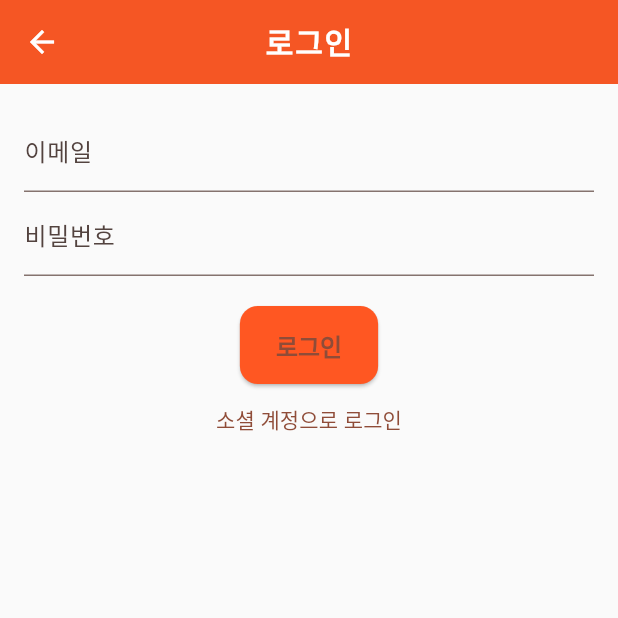
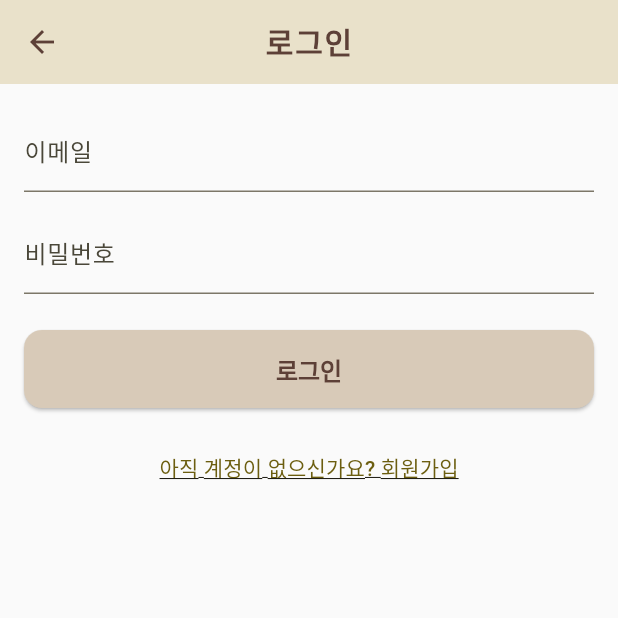
Before and after one commit to baqnngg/chungju_Hanip, a Flutter app: the screen it shows after launch, after a tap on "발견하기", on a phone screen of 412 x 824 dp, the top half of it. Run offline on Flutter 3.47's test engine with Material 3 defaults, Android fonts, the phone set to English and light mode, and no system bars; our stand-ins replace flutter_dotenv, supabase_flutter; accounts and stored records are empty; Roboto replaces fonts that are missing (NanumGothic).

```diff
--- a/flutter_project/lib/main.dart
+++ b/flutter_project/lib/main.dart
@@ -1,37 +1,59 @@
+import 'package:chungju_project/screens/home_screen.dart';
+import 'package:chungju_project/screens/signup_page.dart';
 import 'package:flutter/material.dart';
+import 'package:flutter_dotenv/flutter_dotenv.dart';
+import 'package:supabase_flutter/supabase_flutter.dart';
 import 'screens/splash_screen.dart';
+import 'screens/login_page.dart';
+import 'screens/start_page.dart';
 
-void main() => runApp(HanipChungjuApp());
+void main() async {
+  WidgetsFlutterBinding.ensureInitialized();
+  await dotenv.load();
+
+  await Supabase.initialize(
+    url: dotenv.env['SUPABASE_URL']!,
+    anonKey: dotenv.env['SUPABASE_ANON_KEY']!,
+  );
+
+  runApp(const HanipChungjuApp());
+}
 
 class HanipChungjuApp extends StatelessWidget {
+  const HanipChungjuApp({super.key});
+
   @override
   Widget build(BuildContext context) {
+    const beige = Color(0xFFF5EEDC);
+    const beigeDark = Color(0xFFD8CAB8);
+    const brownText = Color(0xFF5D4037);
+
     return MaterialApp(
       title: '한입충주',
       debugShowCheckedModeBanner: false,
       theme: ThemeData(
-        // 색상 팔레트 강화 - primarySwatch 대신 색상 세부 조정
         colorScheme: ColorScheme.fromSeed(
-          seedColor: Colors.deepOrange, // 진한 주황으로 포인트
+          seedColor: beige,
           brightness: Brightness.light,
         ),
-        scaffoldBackgroundColor: Colors.grey[50], // 너무 하얀색보다 부드럽게
-        fontFamily: 'NanumGothic', // 한국어 지원 좋은 폰트로 변경 (pubspec.yaml에 추가 필요)
+        scaffoldBackgroundColor: Colors.grey[50],
+        fontFamily: 'NanumGothic',
         appBarTheme: AppBarTheme(
-          backgroundColor: Colors.deepOrange,
+          backgroundColor: beige,
           elevation: 4,
           centerTitle: true,
           titleTextStyle: TextStyle(
             fontSize: 20,
             fontWeight: FontWeight.bold,
-            color: Colors.white,
+            color: brownText,
             letterSpacing: 1.2,
           ),
-          iconTheme: IconThemeData(color: Colors.white),
+          iconTheme: IconThemeData(color: brownText),
         ),
         elevatedButtonTheme: ElevatedButtonThemeData(
           style: ElevatedButton.styleFrom(
-            backgroundColor: Colors.deepOrange,
+            backgroundColor: beigeDark,
+            foregroundColor: brownText,
             shape: RoundedRectangleBorder(
               borderRadius: BorderRadius.circular(12),
             ),
@@ -40,12 +62,19 @@ class HanipChungjuApp extends StatelessWidget {
           ),
         ),
         textTheme: TextTheme(
-          titleLarge: TextStyle(color: Colors.deepOrange.shade700),
-          bodyMedium: TextStyle(color: Colors.grey[800], fontSize: 16),
+          titleLarge: TextStyle(color: brownText),
+          bodyMedium: TextStyle(color: Colors.grey.shade800, fontSize: 16),
         ),
         visualDensity: VisualDensity.adaptivePlatformDensity,
       ),
-      home: SplashScreen(),
+      initialRoute: '/',
+      routes: {
+        '/': (context) => SplashScreen(),
+        '/login': (context) => LoginPage(),
+        '/home': (context) => HomeScreen(),
+        '/signup': (context) => SignUpPage(),
+        '/Start_page': (context) => StartPage()
+      },
     );
   }
 }
--- a/flutter_project/lib/screens/home_screen.dart
+++ b/flutter_project/lib/screens/home_screen.dart
@@ -6,7 +6,10 @@ class HomeScreen extends StatelessWidget {
   @override
   Widget build(BuildContext context) {
     return Scaffold(
-      appBar: AppBar(title: Text('한입충주')),
+      appBar: AppBar(
+        title: Text('한입충주'),
+        automaticallyImplyLeading: false,
+      ),
       body: Column(
         children: [
           Padding(
--- /dev/null
+++ b/flutter_project/lib/screens/login_page.dart
@@ -0,0 +1,100 @@
+import 'package:flutter/material.dart';
+import 'package:supabase_flutter/supabase_flutter.dart';
+
+class LoginPage extends StatefulWidget {
+  const LoginPage({super.key});
+
+  @override
+  State<LoginPage> createState() => _LoginPageState();
+}
+
+class _LoginPageState extends State<LoginPage> {
+  final _emailController = TextEditingController();
+  final _passwordController = TextEditingController();
+
+  bool _loading = false;
+
+  Future<void> _login() async {
+    final email = _emailController.text.trim();
+    final password = _passwordController.text.trim();
+
+    setState(() => _loading = true);
+
+    try {
+      final response = await Supabase.instance.client.auth.signInWithPassword(
+        email: email,
+        password: password,
+      );
+
+      if (response.session != null) {
+        Navigator.pushReplacementNamed(context, '/home');
+      } else {
+        ScaffoldMessenger.of(context).showSnackBar(
+          const SnackBar(content: Text('로그인 실패')),
+        );
+      }
+    } on AuthException catch (e) {
+      ScaffoldMessenger.of(context).showSnackBar(
+        SnackBar(content: Text(e.message)),
+      );
+    } catch (_) {
+      ScaffoldMessenger.of(context).showSnackBar(
+        const SnackBar(content: Text('알 수 없는 오류')),
+      );
+    } finally {
+      setState(() => _loading = false);
+    }
+  }
+
+  @override
+  void dispose() {
+    _emailController.dispose();
+    _passwordController.dispose();
+    super.dispose();
+  }
+
+  @override
+  Widget build(BuildContext context) {
+    return Scaffold(
+      appBar: AppBar(title: const Text('로그인')),
+      body: Padding(
+        padding: const EdgeInsets.all(16),
+        child: Column(
+          crossAxisAlignment: CrossAxisAlignment.stretch,
+          children: [
+            TextField(
+              controller: _emailController,
+              decoration: const InputDecoration(labelText: '이메일'),
+              keyboardType: TextInputType.emailAddress,
+            ),
+            const SizedBox(height: 12),
+            TextField(
+              controller: _passwordController,
+              decoration: const InputDecoration(labelText: '비밀번호'),
+              obscureText: true,
+            ),
+            const SizedBox(height: 24),
+            _loading
+                ? const Center(child: CircularProgressIndicator())
+                : ElevatedButton(
+              onPressed: _login,
+              child: const Text('로그인'),
+            ),
+            const SizedBox(height: 16),
+            Center(
+              child: TextButton(
+                onPressed: () {
+                  Navigator.pushNamed(context, '/signup');
+                },
+                child: const Text(
+                  '아직 계정이 없으신가요? 회원가입',
+                  style: TextStyle(decoration: TextDecoration.underline),
+                ),
+              ),
+            )
+          ],
+        ),
+      ),
+    );
+  }
+}
--- a/flutter_project/lib/screens/login_screen.dart
+++ /dev/null
@@ -1,47 +0,0 @@
-import 'package:flutter/material.dart';
-import 'home_screen.dart';
-
-class LoginScreen extends StatelessWidget {
-  final TextEditingController emailController = TextEditingController();
-  final TextEditingController passwordController = TextEditingController();
-
-  @override
-  Widget build(BuildContext context) {
-    return Scaffold(
-      appBar: AppBar(title: Text('로그인')),
-      body: Padding(
-        padding: const EdgeInsets.all(16.0),
-        child: Column(
-          children: [
-            TextField(
-              controller: emailController,
-              decoration: InputDecoration(labelText: '이메일'),
-              keyboardType: TextInputType.emailAddress,
-            ),
-            TextField(
-              controller: passwordController,
-              decoration: InputDecoration(labelText: '비밀번호'),
-              obscureText: true,
-            ),
-            SizedBox(height: 20),
-            ElevatedButton(
-              onPressed: () {
-                Navigator.pushReplacement(
-                  context,
-                  MaterialPageRoute(builder: (_) => HomeScreen()),
-                );
-              },
-              child: Text('로그인'),
-            ),
-            TextButton(
-              onPressed: () {
-                // TODO: 소셜 로그인 기능 구현 예정
-              },
-              child: Text('소셜 계정으로 로그인'),
-            ),
-          ],
-        ),
-      ),
-    );
-  }
-}
--- a/flutter_project/lib/screens/splash_screen.dart
+++ b/flutter_project/lib/screens/splash_screen.dart
@@ -1,26 +1,49 @@
 import 'package:flutter/material.dart';
-import 'login_screen.dart';
+import 'package:supabase_flutter/supabase_flutter.dart';
 
-class SplashScreen extends StatelessWidget {
+class SplashScreen extends StatefulWidget {
+  @override
+  _SplashScreenState createState() => _SplashScreenState();
+}
+
+class _SplashScreenState extends State<SplashScreen> {
+  @override
+  void initState() {
+    super.initState();
+    _initialize();
+  }
+
+  Future<void> _initialize() async {
+    // 여기서 초기화 작업 및 로그인 상태 체크
+    await Future.delayed(Duration(seconds: 2));  // 예: 2초 로딩 화면
+
+    final session = Supabase.instance.client.auth.currentSession;
+
+    Navigator.pushReplacementNamed(context, '/Start_page');
+  }
+
   @override
   Widget build(BuildContext context) {
     return Scaffold(
-      body: Center(
+      body: Container(
+        color: Colors.white,
+        alignment: Alignment.center,
         child: Column(
-          mainAxisAlignment: MainAxisAlignment.center,
+          mainAxisSize: MainAxisSize.min,
           children: [
+            // 로고나 앱 이름 넣기 좋음
+            Icon(Icons.fastfood, size: 80, color: Colors.brown),
+            SizedBox(height: 20),
             Text(
               '한입충주',
-              style: TextStyle(fontSize: 32, fontWeight: FontWeight.bold),
+              style: TextStyle(
+                fontSize: 30,
+                fontWeight: FontWeight.bold,
+                color: Colors.brown,
+              ),
             ),
-            SizedBox(height: 20),
-            ElevatedButton(
-              onPressed: () => Navigator.push(
-                context,
-                MaterialPageRoute(builder: (_) => LoginScreen()),
-              ),
-              child: Text('발견하기'),
-            ),
+            SizedBox(height: 40),
+            CircularProgressIndicator(color: Colors.brown),
           ],
         ),
       ),
--- /dev/null
+++ b/flutter_project/lib/screens/start_page.dart
@@ -0,0 +1,45 @@
+import 'package:flutter/material.dart';
+import 'login_page.dart';
+import 'package:supabase_flutter/supabase_flutter.dart';
+
+class StartPage extends StatefulWidget {
+  @override
+  _StartPageState createState() => _StartPageState();
+}
+
+class _StartPageState extends State<StartPage> {
+  Future<void> _checkSessionAndNavigate() async {
+    final session = Supabase.instance.client.auth.currentSession;
+
+    if (session != null) {
+      Navigator.pushReplacementNamed(context, '/home');
+    } else {
+      Navigator.push(
+        context,
+        MaterialPageRoute(builder: (context) => const LoginPage()),
+      );
+    }
+  }
+
+  @override
+  Widget build(BuildContext context) {
+    return Scaffold(
+      body: Center(
+        child: Column(
+          mainAxisAlignment: MainAxisAlignment.center,
+          children: [
+            Text(
+              '한입충주',
+              style: TextStyle(fontSize: 32, fontWeight: FontWeight.bold),
+            ),
+            SizedBox(height: 20),
+            ElevatedButton(
+              onPressed: _checkSessionAndNavigate,
+              child: Text('발견하기'),
+            ),
+          ],
+        ),
+      ),
+    );
+  }
+}
```
Also changed, not shown: flutter_project/lib/screens/signup_page.dart (added, +97 -0 lines), flutter_project/pubspec.yaml (+6 -1 lines), flutter_project/pubspec.lock, 1 other file.
